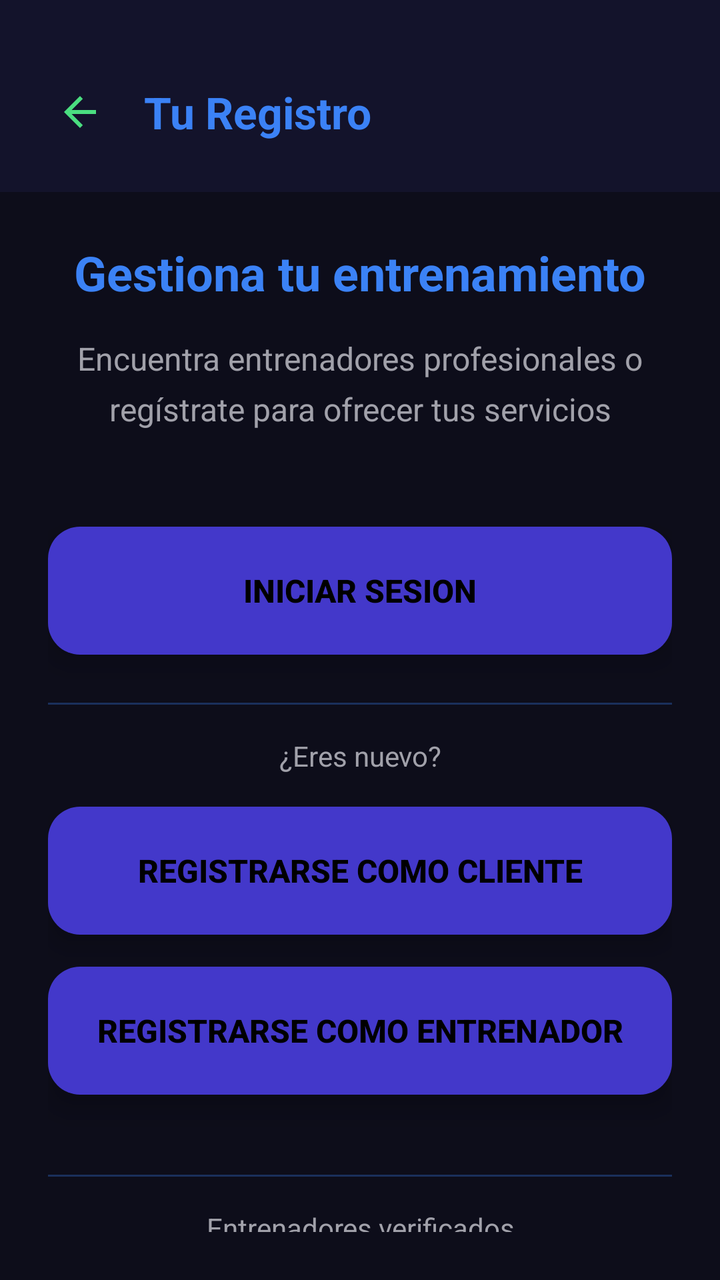
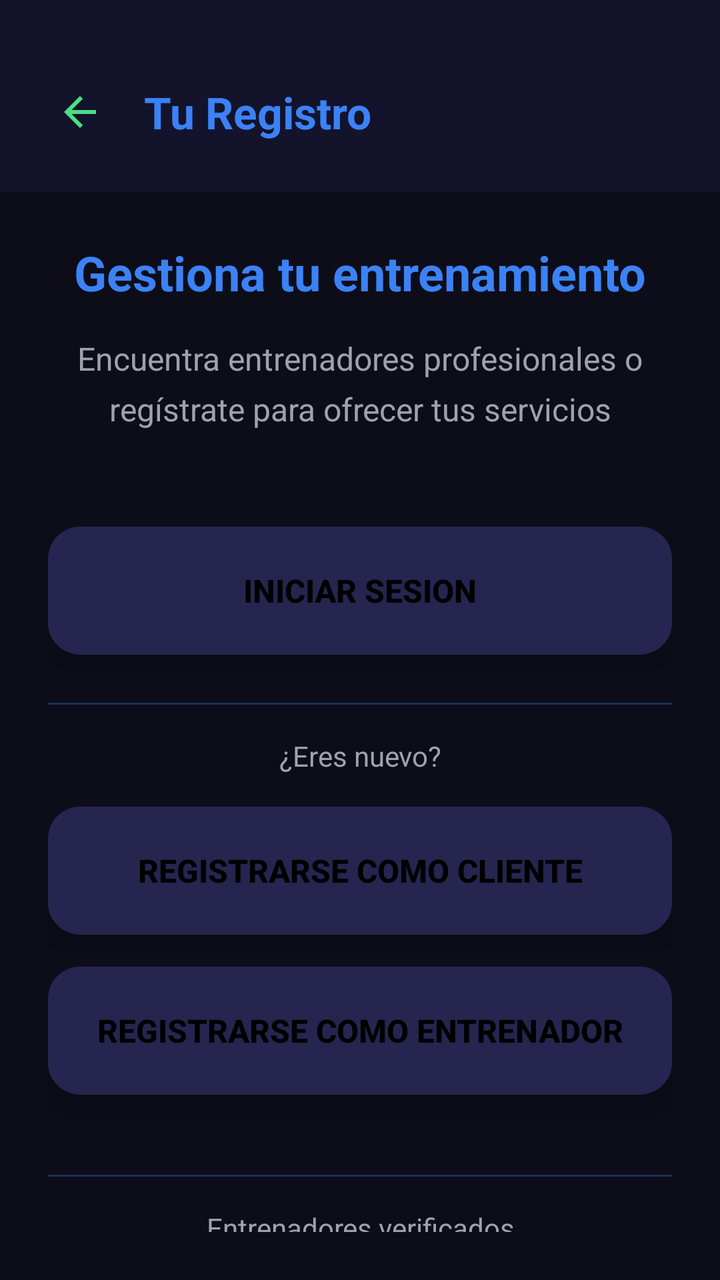

Two renders of the same Android screen: before a commit and after it. Below are the layout's source before the change and the commit's diff.
<!-- AndroidManifest.xml: activity theme Theme.GimnasioPro -->
<!-- res/layout/activity_personal_trainer.xml -->
<?xml version="1.0" encoding="utf-8"?>

<LinearLayout xmlns:android="http://schemas.android.com/apk/res/android"
    xmlns:app="http://schemas.android.com/apk/res-auto"
    xmlns:tools="http://schemas.android.com/tools"
    android:layout_width="match_parent"
    android:layout_height="match_parent"
    android:orientation="vertical"
    android:background="@color/dark_green_background"
    android:fitsSystemWindows="true"
    tools:context=".PersonalTrainerActivity">

    
    <LinearLayout
        android:layout_width="match_parent"
        android:layout_height="wrap_content"
        android:orientation="horizontal"
        android:gravity="center_vertical"
        android:paddingStart="16dp"
        android:paddingEnd="16dp"
        android:paddingBottom="16dp"
        android:paddingTop="32dp"
        android:background="@color/darker_green_header">

        <ImageButton
            android:id="@+id/btnBack"
            android:layout_width="48dp"
            android:layout_height="48dp"
            android:background="?attr/selectableItemBackgroundBorderless"
            android:src="@drawable/ic_arrow_back"
            android:contentDescription="Volver"
            android:scaleType="centerInside"
            android:clickable="true"
            android:focusable="true" />

        <TextView
            android:layout_width="0dp"
            android:layout_height="wrap_content"
            android:layout_weight="1"
            android:layout_marginStart="8dp"
            android:text="Tu Registro"
            android:textSize="22sp"
            android:textStyle="bold"
            android:textColor="@color/accent_blue" />
    </LinearLayout>

    
    <LinearLayout
        android:layout_width="match_parent"
        android:layout_height="match_parent"
        android:orientation="vertical"
        android:padding="24dp"
        android:gravity="center">



        
        <TextView
            android:layout_width="match_parent"
            android:layout_height="wrap_content"
            android:text="Gestiona tu entrenamiento"
            android:textSize="24sp"
            android:textStyle="bold"
            android:textColor="@color/accent_blue"
            android:gravity="center"
            android:layout_marginBottom="16dp" />

        
        <TextView
            android:layout_width="match_parent"
            android:layout_height="wrap_content"
            android:text="Encuentra entrenadores profesionales o regístrate para ofrecer tus servicios"
            android:textSize="16sp"
            android:textColor="@color/text_light_gray"
            android:gravity="center"
            android:lineSpacingMultiplier="1.3"
            android:layout_marginBottom="48dp" />

        
        <Button
            android:id="@+id/btnLogin"
            android:layout_width="match_parent"
            android:layout_height="64dp"
            android:text="INICIAR SESION"
            android:textSize="16sp"
            android:textStyle="bold"
            android:textColor="@color/text_on_button"
            android:background="@drawable/bg_card_trainer"
            android:elevation="8dp"
            android:stateListAnimator="@null"
            android:layout_marginBottom="24dp" />

        
        <View
            android:layout_width="match_parent"
            android:layout_height="1dp"
            android:background="@color/accent_blue"
            android:alpha="0.3"
            android:layout_marginBottom="16dp" />

        <TextView
            android:layout_width="match_parent"
            android:layout_height="wrap_content"
            android:text="¿Eres nuevo?"
            android:textSize="14sp"
            android:textColor="@color/text_light_gray"
            android:gravity="center"
            android:layout_marginBottom="16dp" />


        
        <Button
            android:id="@+id/btnRegistrarseUsuario"
            android:layout_width="match_parent"
            android:layout_height="64dp"
            android:text="REGISTRARSE COMO CLIENTE"
            android:textSize="16sp"
            android:textStyle="bold"
            android:textColor="@color/text_on_button"
            android:background="@drawable/bg_card_trainer"
            android:elevation="8dp"
            android:stateListAnimator="@null"
            android:layout_marginBottom="16dp" />

        
        <Button
            android:id="@+id/btnRegistrarseTrainer"
            android:layout_width="match_parent"
            android:layout_height="64dp"
            android:text="REGISTRARSE COMO ENTRENADOR"
            android:textSize="16sp"
            android:textStyle="bold"
            android:textColor="@color/text_on_button"
            android:background="@drawable/bg_card_trainer"
            android:elevation="8dp"
            android:stateListAnimator="@null"
            android:layout_marginBottom="24dp" />

        
        <View
            android:layout_width="match_parent"
            android:layout_height="1dp"
            android:background="@color/accent_blue"
            android:alpha="0.3"
            android:layout_marginTop="16dp"
            android:layout_marginBottom="16dp" />

        
        <TextView
            android:layout_width="match_parent"
            android:layout_height="wrap_content"
            android:text="Entrenadores verificados\nRutinas personalizadas\nSeguimiento de progreso"
            android:textSize="14sp"
            android:textColor="@color/text_light_gray"
            android:gravity="center"
            android:lineSpacingMultiplier="1.5" />

    </LinearLayout>

</LinearLayout>
<!-- resources referenced by this layout -->
<resources>
  <color name="accent_blue">#3B82F6</color>
  <color name="dark_green_background">@color/dark_background</color>
  <color name="darker_green_header">@color/dark_background_secondary</color>
  <color name="text_light_gray">@color/text_secondary</color>
  <color name="text_on_button">#FF000000</color>
  <!-- drawable bg_card_trainer (drawable) -->
  <?xml version="1.0" encoding="utf-8"?>
  
  <shape xmlns:android="http://schemas.android.com/apk/res/android"
      android:shape="rectangle">
      <solid android:color="@color/card_trainer" />
      <corners android:radius="16dp" />
  </shape>
  <!-- drawable ic_arrow_back (drawable) -->
  <?xml version="1.0" encoding="utf-8"?>
  
  <vector xmlns:android="http://schemas.android.com/apk/res/android"
      android:width="24dp"
      android:height="24dp"
      android:viewportWidth="24"
      android:viewportHeight="24"
      android:tint="@color/electric_green_button">
      <path
          android:fillColor="@android:color/white"
          android:pathData="M20,11H7.83l5.59,-5.59L12,4l-8,8 8,8 1.41,-1.41L7.83,13H20v-2z"/>
  </vector>
  <style name="Theme.GimnasioPro" parent="Theme.MaterialComponents.Light.NoActionBar">
          
          <item name="colorPrimary">@color/electric_green_button</item>
          <item name="colorPrimaryDark">@color/dark_green_background</item>
          <item name="colorAccent">@color/electric_green_button</item>
          <item name="colorOnPrimary">@color/text_on_button</item>
          <item name="android:windowBackground">@color/dark_green_background</item>
          <item name="android:statusBarColor">@color/dark_green_background</item>
          <item name="android:navigationBarColor">@color/dark_green_background</item>
          <item name="android:fitsSystemWindows">true</item>
      </style>
  <color name="dark_background">#0D0D1A</color>
  <color name="dark_background_secondary">#13132B</color>
  <color name="text_secondary">#A1A1AA</color>
  <color name="card_trainer">#4338CA</color>
  <color name="electric_green_button">@color/accent_green</color>
  <color name="accent_green">#4ADE80</color>
</resources>

<!-- the commit's change to res/layout/activity_personal_trainer.xml (unified diff, before → after) -->
@@ -6,7 +6,6 @@
     android:layout_width="match_parent"
     android:layout_height="match_parent"
     android:orientation="vertical"
-    android:background="@color/dark_green_background"
     android:fitsSystemWindows="true"
     tools:context=".PersonalTrainerActivity">
 
<!-- resource entries referenced after the edit -->
@@ -2,6 +2,7 @@
 <resources>
   <color name="accent_blue">#3B82F6</color>
   <color name="dark_green_background">@color/dark_background</color>
+  <color name="card_dark_secondary">#252550</color>
   <color name="darker_green_header">@color/dark_background_secondary</color>
   <color name="text_light_gray">@color/text_secondary</color>
   <color name="text_on_button">#FF000000</color>
@@ -40,7 +41,7 @@
   <color name="dark_background">#0D0D1A</color>
   <color name="dark_background_secondary">#13132B</color>
   <color name="text_secondary">#A1A1AA</color>
-  <color name="card_trainer">#4338CA</color>
+  <color name="card_trainer">@color/card_dark_secondary</color>
   <color name="electric_green_button">@color/accent_green</color>
   <color name="accent_green">#4ADE80</color>
 </resources>
